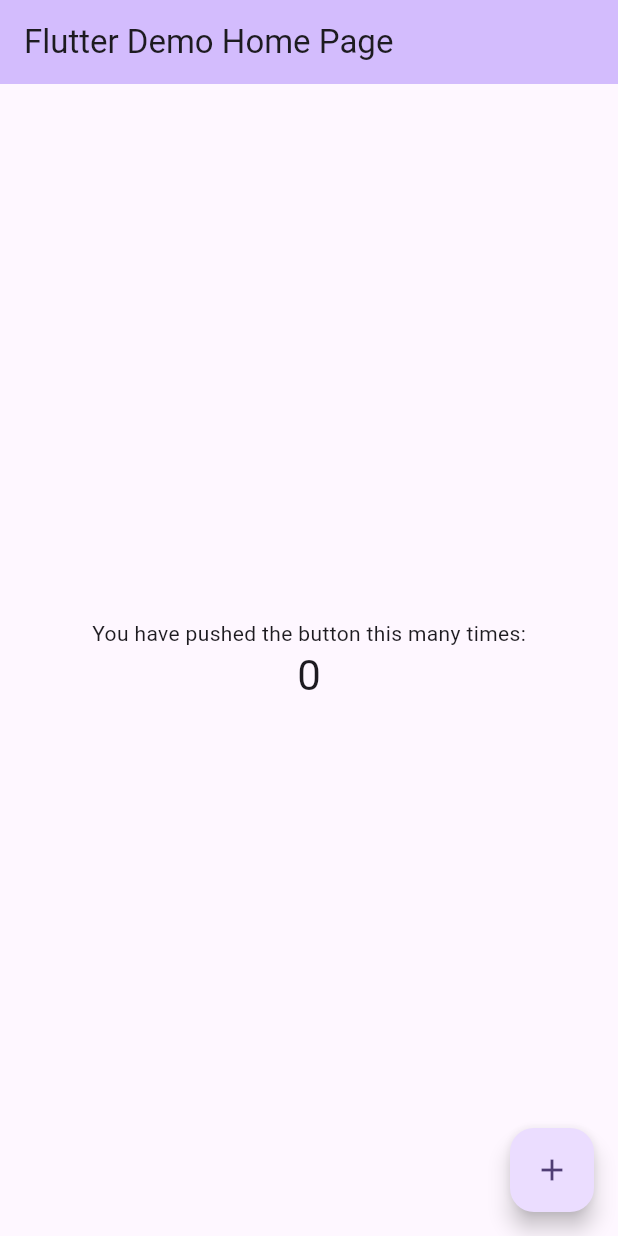
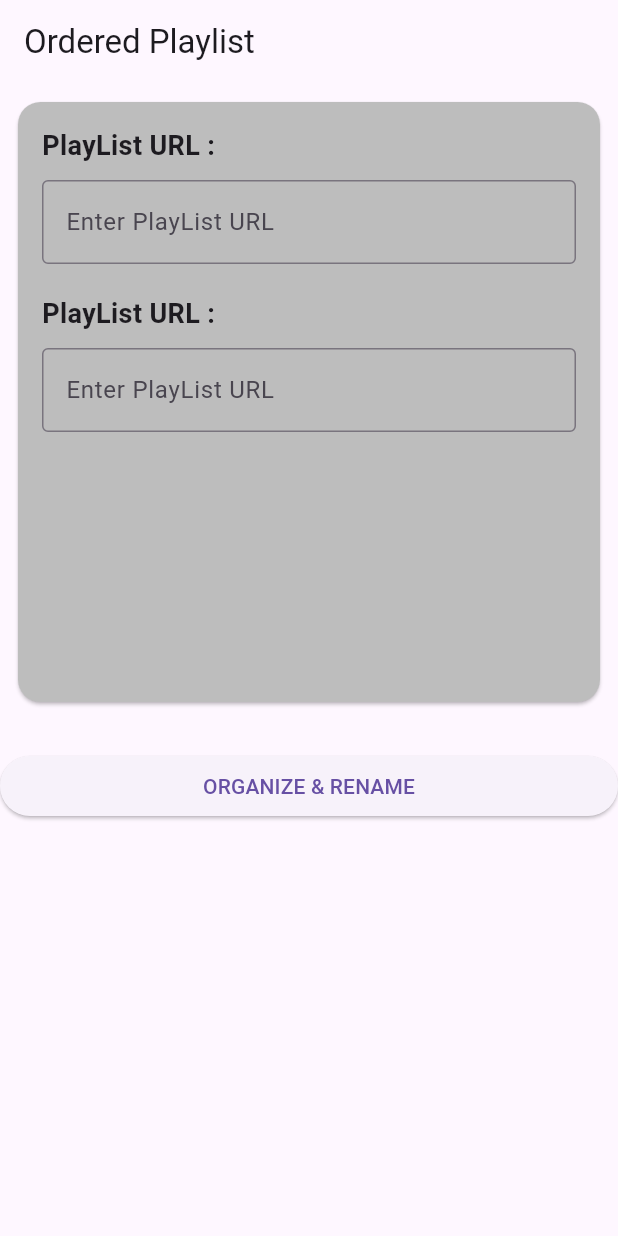
Before and after one commit to its-Me135/PlayOrder.apk, a Flutter app: the screen it shows after launch, on a phone screen of 412 x 824 dp. Run offline on Flutter 3.47's test engine with Material 3 defaults, Android fonts, the phone set to English and light mode, and no system bars; our stand-ins replace device_preview.

Commit message:
commit 2

```diff
--- a/projectapk/front/organized/lib/main.dart
+++ b/projectapk/front/organized/lib/main.dart
@@ -1,122 +1,100 @@
 import 'package:flutter/material.dart';
+import 'package:device_preview/device_preview.dart';
 
 void main() {
-  runApp(const MyApp());
+  // WidgertsFlutterBinding.ensureInitialized();
+
+  runApp(DevicePreview(enabled: true, builder: (context) => Home()));
 }
 
-class MyApp extends StatelessWidget {
-  const MyApp({super.key});
+class Home extends StatefulWidget {
+  const Home({super.key});
 
-  // This widget is the root of your application.
+  @override
+  State<Home> createState() => _HomeState();
+}
+
+class _HomeState extends State<Home> {
   @override
   Widget build(BuildContext context) {
     return MaterialApp(
-      title: 'Flutter Demo',
-      theme: ThemeData(
-        // This is the theme of your application.
-        //
-        // TRY THIS: Try running your application with "flutter run". You'll see
-        // the application has a purple toolbar. Then, without quitting the app,
-        // try changing the seedColor in the colorScheme below to Colors.green
-        // and then invoke "hot reload" (save your changes or press the "hot
-        // reload" button in a Flutter-supported IDE, or press "r" if you used
-        // the command line to start the app).
-        //
-        // Notice that the counter didn't reset back to zero; the application
-        // state is not lost during the reload. To reset the state, use hot
-        // restart instead.
-        //
-        // This works for code too, not just values: Most code changes can be
-        // tested with just a hot reload.
-        colorScheme: ColorScheme.fromSeed(seedColor: Colors.deepPurple),
-      ),
-      home: const MyHomePage(title: 'Flutter Demo Home Page'),
-    );
-  }
-}
+      useInheritedMediaQuery: true,
+      locale: DevicePreview.locale(context),
+      builder: DevicePreview.appBuilder,
+      home: Scaffold(
+        appBar: AppBar(title: Text('Ordered Playlist ')),
+        body: Column(
+          children: [
+            Center(
+              child: Padding(
+                padding: const EdgeInsets.all(8.0),
+                child: Card(
+                  shape: RoundedRectangleBorder(
+                    borderRadius: BorderRadius.circular(15.0),
+                  ),
+                  color: Colors.grey[400],
+                  child: Container(
+                    padding: const EdgeInsets.all(16.0),
+                    height: 400,
+                    child: Column(
+                      children: [
+                        Align(
+                          alignment: Alignment.centerLeft,
+                          child: Text(
+                            'PlayList URL :',
+                            style: TextStyle(
+                              fontSize: 18,
+                              fontWeight: FontWeight.bold,
+                            ),
+                          ),
+                        ),
+                        SizedBox(height: 10),
 
-class MyHomePage extends StatefulWidget {
-  const MyHomePage({super.key, required this.title});
+                        TextField(
+                          decoration: InputDecoration(
+                            border: OutlineInputBorder(),
+                            labelText: 'Enter PlayList URL',
+                          ),
+                        ),
+                        SizedBox(height: 20),
+                        Align(
+                          alignment: Alignment.centerLeft,
+                          child: Text(
+                            'PlayList URL :',
+                            style: TextStyle(
+                              fontSize: 18,
+                              fontWeight: FontWeight.bold,
+                            ),
+                          ),
+                        ),
+                        SizedBox(height: 10),
+                        TextField(
+                          decoration: InputDecoration(
+                            border: OutlineInputBorder(),
+                            labelText: 'Enter PlayList URL',
+                          ),
+                        ),
 
-  // This widget is the home page of your application. It is stateful, meaning
-  // that it has a State object (defined below) that contains fields that affect
-  // how it looks.
-
-  // This class is the configuration for the state. It holds the values (in this
-  // case the title) provided by the parent (in this case the App widget) and
-  // used by the build method of the State. Fields in a Widget subclass are
-  // always marked "final".
-
-  final String title;
-
-  @override
-  State<MyHomePage> createState() => _MyHomePageState();
-}
-
-class _MyHomePageState extends State<MyHomePage> {
-  int _counter = 0;
-
-  void _incrementCounter() {
-    setState(() {
-      // This call to setState tells the Flutter framework that something has
-      // changed in this State, which causes it to rerun the build method below
-      // so that the display can reflect the updated values. If we changed
-      // _counter without calling setState(), then the build method would not be
-      // called again, and so nothing would appear to happen.
-      _counter++;
-    });
-  }
-
-  @override
-  Widget build(BuildContext context) {
-    // This method is rerun every time setState is called, for instance as done
-    // by the _incrementCounter method above.
-    //
-    // The Flutter framework has been optimized to make rerunning build methods
-    // fast, so that you can just rebuild anything that needs updating rather
-    // than having to individually change instances of widgets.
-    return Scaffold(
-      appBar: AppBar(
-        // TRY THIS: Try changing the color here to a specific color (to
-        // Colors.amber, perhaps?) and trigger a hot reload to see the AppBar
-        // change color while the other colors stay the same.
-        backgroundColor: Theme.of(context).colorScheme.inversePrimary,
-        // Here we take the value from the MyHomePage object that was created by
-        // the App.build method, and use it to set our appbar title.
-        title: Text(widget.title),
-      ),
-      body: Center(
-        // Center is a layout widget. It takes a single child and positions it
-        // in the middle of the parent.
-        child: Column(
-          // Column is also a layout widget. It takes a list of children and
-          // arranges them vertically. By default, it sizes itself to fit its
-          // children horizontally, and tries to be as tall as its parent.
-          //
-          // Column has various properties to control how it sizes itself and
-          // how it positions its children. Here we use mainAxisAlignment to
-          // center the children vertically; the main axis here is the vertical
-          // axis because Columns are vertical (the cross axis would be
-          // horizontal).
-          //
-          // TRY THIS: Invoke "debug painting" (choose the "Toggle Debug Paint"
-          // action in the IDE, or press "p" in the console), to see the
-          // wireframe for each widget.
-          mainAxisAlignment: MainAxisAlignment.center,
-          children: <Widget>[
-            const Text('You have pushed the button this many times:'),
-            Text(
-              '$_counter',
-              style: Theme.of(context).textTheme.headlineMedium,
+                        SizedBox(height: 20),
+                      ],
+                    ),
+                  ),
+                ),
+              ),
+            ),
+            SizedBox(height: 20),
+            SizedBox(
+              width: 500,
+              child: ElevatedButton(
+                onPressed: () {
+                  // Handle button press
+                },
+                child: Text('ORGANIZE & RENAME'),
+              ),
             ),
           ],
         ),
       ),
-      floatingActionButton: FloatingActionButton(
-        onPressed: _incrementCounter,
-        tooltip: 'Increment',
-        child: const Icon(Icons.add),
-      ), // This trailing comma makes auto-formatting nicer for build methods.
     );
   }
 }
--- a/projectapk/front/organized/pubspec.yaml
+++ b/projectapk/front/organized/pubspec.yaml
@@ -34,6 +34,7 @@ dependencies:
   # The following adds the Cupertino Icons font to your application.
   # Use with the CupertinoIcons class for iOS style icons.
   cupertino_icons: ^1.0.8
+  device_preview: ^1.3.1
 
 dev_dependencies:
   flutter_test:
```
Also changed, not shown: projectapk/front/organized/pubspec.lock, 2 other files.
